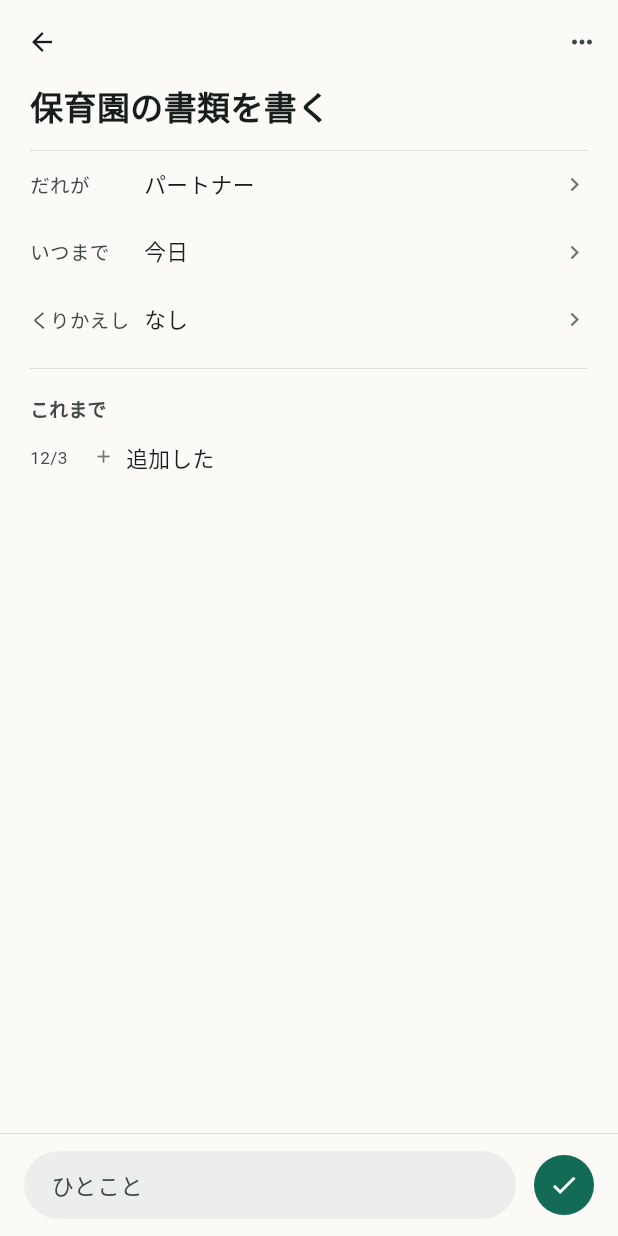
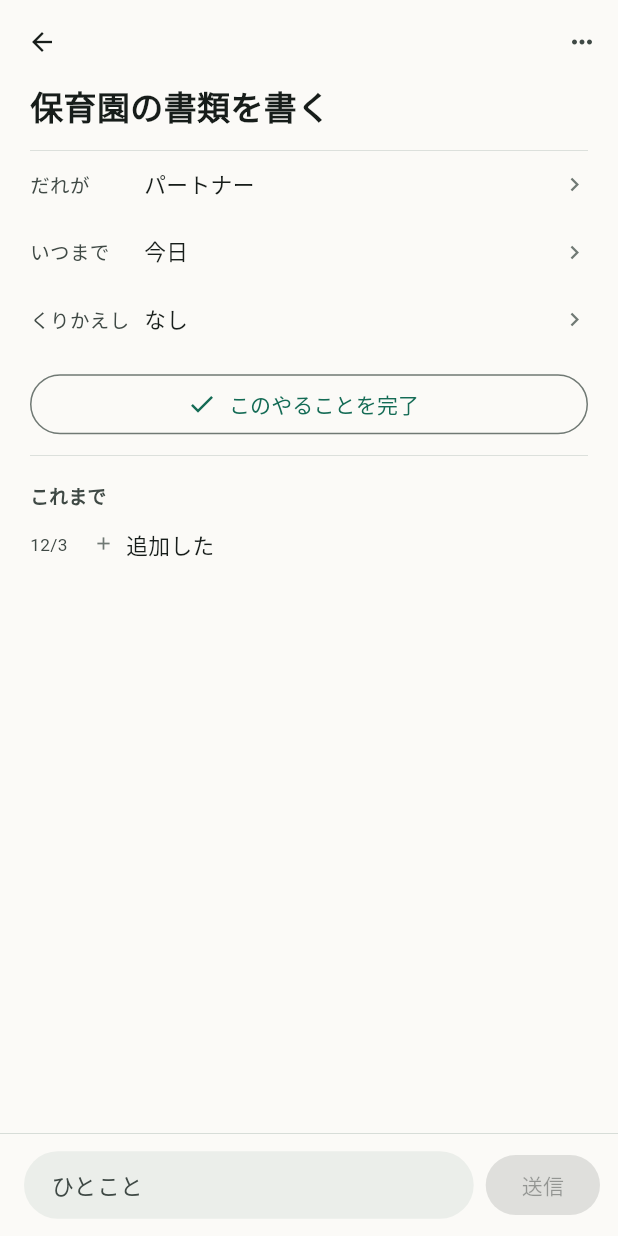
Before and after one commit to neoenox/ie_koto, a Flutter app: the screen it shows after launch, after a tap on "保育園の書類を書く", on a phone screen of 412 x 824 dp. Run offline on Flutter 3.47's test engine with Material 3 defaults, Android fonts, the phone set to English and light mode, and no system bars; our stand-ins replace shared_preferences.

```diff
--- a/lib/detail_page.dart
+++ b/lib/detail_page.dart
@@ -88,6 +88,15 @@ class _DetailPageState extends State<DetailPage> {
                   ),
                 ),
               const SizedBox(height: 10),
+              if (!issue.isDone) ...[
+                OutlinedButton.icon(
+                  key: const ValueKey('detail-done'),
+                  onPressed: () => _complete(issue),
+                  icon: const Icon(Icons.check, size: 20),
+                  label: const Text('このやることを完了'),
+                ),
+                const SizedBox(height: 10),
+              ],
               const HairLine(),
               const SizedBox(height: 18),
               Text(
@@ -198,11 +207,13 @@ class _DetailPageState extends State<DetailPage> {
                 ),
               ),
               const SizedBox(width: 8),
-              IconButton.filled(
-                key: const ValueKey('detail-done'),
-                onPressed: issue.isDone ? null : () => _complete(issue),
-                icon: const Icon(Icons.check, size: 20),
-                tooltip: 'おわった',
+              ValueListenableBuilder<TextEditingValue>(
+                valueListenable: _comment,
+                builder: (context, value, _) => FilledButton(
+                  key: const ValueKey('detail-comment-send'),
+                  onPressed: value.text.trim().isEmpty ? null : () => _send(issue),
+                  child: const Text('送信'),
+                ),
               ),
             ],
           ),
```
Also changed, not shown: 1 other file.
